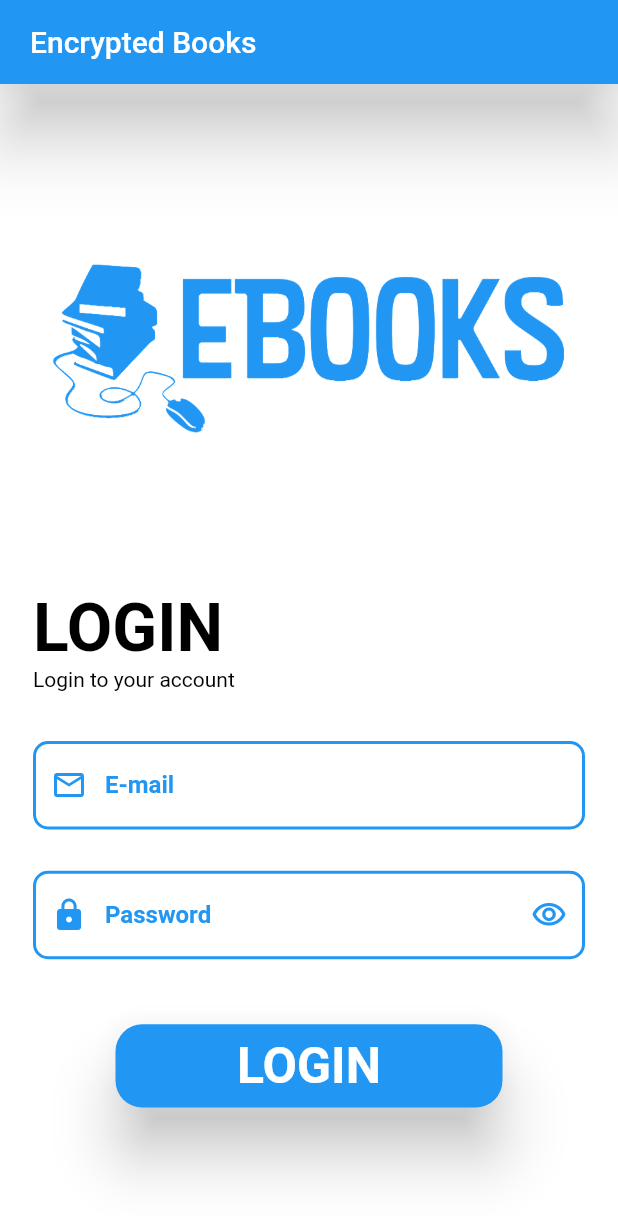
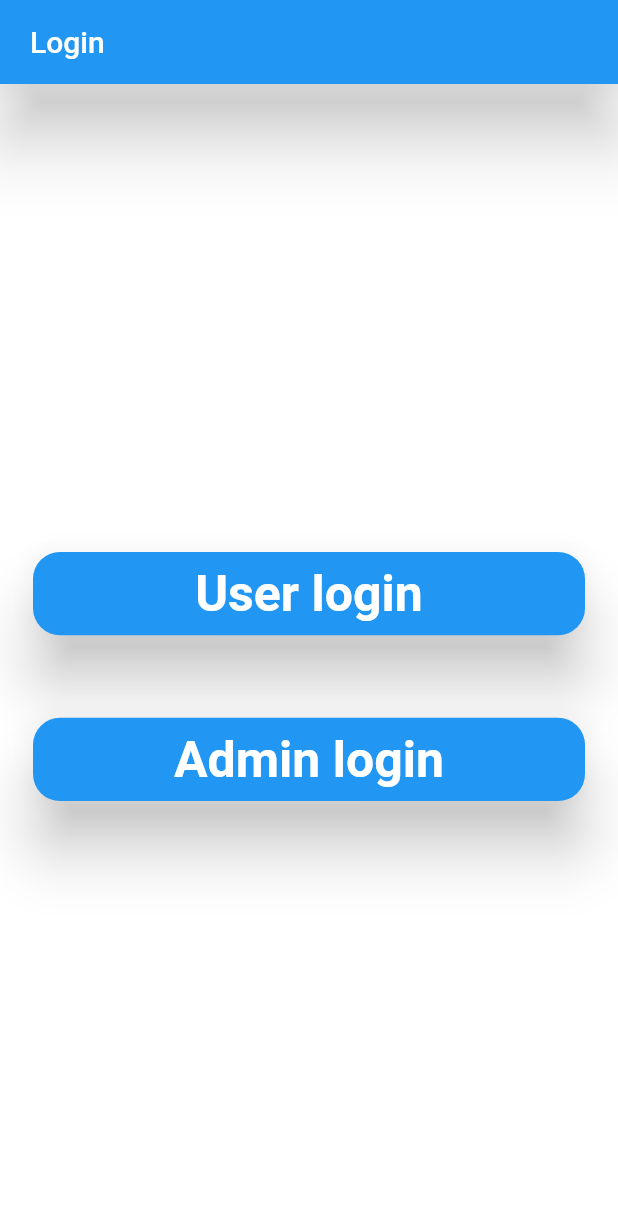
Before and after one commit to Mohammedomargallya39/Encrypted_Books, a Flutter app: the OnBoardingScreen screen opened directly, after a tap on the "arrow forward ios" icon, after a tap on "SKIP", on a phone screen of 412 x 824 dp. Shown: the top 1216 px of the screen. Run offline on Flutter 3.47's test engine with Material 2 defaults, Android fonts, the phone set to English and light mode, and no system bars; our stand-ins replace bloc, conditional_builder_null_safety, dio, flutter_bloc, fluttertoast, hexcolor and 2 more; accounts and stored records are empty; Roboto replaces fonts that are missing (EncryptionFont).

Commit message:
some edits on setting_screen and starting in admin interface

```diff
--- a/lib/lib/modules/encrypted_home_screen/encrypted_home.dart
+++ b/lib/lib/modules/encrypted_home_screen/encrypted_home.dart
@@ -1,7 +1,7 @@
 import 'package:flutter/material.dart';
 import 'package:hexcolor/hexcolor.dart';
 import 'package:social/lib/modules/help_screen/help_screen.dart';
-import 'package:social/lib/modules/login_screen/login_screen.dart';
+import 'package:social/lib/modules/login_screen/user_login_screen.dart';
 import 'package:social/lib/modules/profile_screen/profile_screen.dart';
 import 'package:social/lib/modules/settings_screen/settings_screen.dart';
 import 'package:social/lib/shared/components/components.dart';
@@ -381,7 +381,7 @@ class CustomListSignOut extends StatelessWidget{
           ),
           onTap: ()
           {
-            navigateAndEnd(context, EncryptionLoginScreen());
+            navigateAndEnd(context, UserLoginScreen());
           }
           ,
         ),
--- a/lib/lib/modules/login_screen/cubit/cubit.dart
+++ b/lib/lib/modules/login_screen/cubit/cubit.dart
@@ -4,7 +4,7 @@ import 'package:flutter_bloc/flutter_bloc.dart';
 import 'package:social/lib/models/login_model.dart';
 import 'package:social/lib/modules/login_screen/cubit/states.dart';
 
-
+//                         'user login'
 class EncryptionLoginCubit extends Cubit<EncryptionStates>
 {
   EncryptionLoginCubit() : super(EncryptionLoginInitialState());
@@ -32,3 +32,6 @@ class EncryptionLoginCubit extends Cubit<EncryptionStates>
     emit(EncryptionChangeLoginSuffixState());
   }
 }
+
+
+//                        'admin login'
--- a/lib/lib/modules/login_screen/login_screen.dart
+++ b/lib/lib/modules/login_screen/login_screen.dart
@@ -1,156 +1,31 @@
-import 'package:conditional_builder_null_safety/conditional_builder_null_safety.dart';
 import 'package:flutter/cupertino.dart';
 import 'package:flutter/material.dart';
-import 'package:flutter/services.dart';
-import 'package:flutter_bloc/flutter_bloc.dart';
-import 'package:social/lib/modules/encrypted_home_screen/encrypted_home.dart';
-import 'package:social/lib/modules/login_screen/cubit/cubit.dart';
-import 'package:social/lib/modules/login_screen/cubit/states.dart';
+import 'package:social/lib/modules/login_screen/user_login_screen.dart';
 import 'package:social/lib/shared/components/components.dart';
 import 'package:social/lib/shared/styles/colors.dart';
 
+import 'admin_login_screen.dart';
 
-
-class EncryptionLoginScreen extends StatelessWidget {
-
-
-
-  var emailController =     TextEditingController();
-  var passwordController =  TextEditingController();
-  var formKey = GlobalKey<FormState>();
-
-  EncryptionLoginScreen({Key? key}) : super(key: key);
-
+class LoginScreen extends StatelessWidget {
+  const LoginScreen({Key? key}) : super(key: key);
 
   @override
   Widget build(BuildContext context) {
-    return BlocProvider(
-      create: (context) => EncryptionLoginCubit(),
-      child: BlocConsumer<EncryptionLoginCubit,EncryptionStates>
-        (
-        listener: (context,state){},
-        builder: (context,state)
-        {
-          var cubit = EncryptionLoginCubit.get(context);
     return Scaffold(
-            appBar: AppBar(title: const Text('Encrypted Books'),),
-            body: SingleChildScrollView(
+      appBar: AppBar(
+        title: const Text(
+            'Login'),
+      ),
+      body: Center(
         child: Padding(
-                padding: const EdgeInsets.all(22.0),
+          padding: const EdgeInsets.fromLTRB(22, 22, 22, 0),
           child: Column(
-                  crossAxisAlignment: CrossAxisAlignment.start,
-                  children:
-                  [
-
-                    Center(
-                      child: Container(
-                        width: double.infinity,
-                        height: 300.0,
-                        child: const Image(
-                          color: defaultColor,
-                          image: AssetImage('assets/images/ebook.png',),
-                          height: 90.0,
-                          width: 90.0,
-                        ),
-                      ),
-                    ),
-
-                    const SizedBox(
-                      height: 15.0,
-                    ),
-
-                    const Text('LOGIN', style: TextStyle(fontSize: 44 , fontWeight: FontWeight.bold),),
-                    Text('Login to your account',
-                      style: Theme.of(context).textTheme.bodyText2,
-                    ),
-                    const SizedBox(height: 33.0,),
-                    defaultFormField(
-                      maxLines: 1,
-                       text: 'E-mail',
-                        controller: emailController,
-                        prefix: Icons.email_outlined,
-                        validate: (String value)
-                        {
-                          if(value.isEmpty)
-                          {
-                            return 'E-mail must not be empty';
-                          }
-                        },
-                        type: TextInputType.emailAddress,
-                      context: context,),
-
-                    const SizedBox(height: 27.5,),
-
-//
-// defaultFormField(
-//     text: 'Password',
-//
-//     controller: passwordController,
-//     prefix: Icons.lock,
-//    // suffix: cubit.suffix,
-//     suffixPressed: ()
-//     {
-//    //   cubit.changeSuffix();
-//     },
-//     // onSubmit: (String value)
-//     // {
-//     //
-//     // },
-//     validate: (String value)
-//     {
-//       if (value.isEmpty)
-//       {
-//         return 'password must not be empty';
-//       }
-//     },
-//     type: TextInputType.visiblePassword,
-//  // isPassword: cubit.isPassword,
-//
-// ),
-
-                    defaultFormField(
-                        maxLines: 1,
-                        isPassword: cubit.isPassword,
-                        text: 'Password',
-                        controller: passwordController,
-                        prefix: Icons.lock,
-                        suffix: cubit.suffix,
-                        suffixPressed: () {
-                          cubit.changeSuffix();
-                        },
-                        validate: (String value) {
-                          if (value.isEmpty) {
-                            return 'password must not be empty';
-                          }
-                        },
-
-                        onSubmit: (String value) {
-                          if (formKey.currentState!.validate()) {
-                            cubit.userLogin(
-                                email: emailController.text,
-                                password: passwordController.text);
-                          }
-                        },
-
-                        type: TextInputType.visiblePassword,
-
-                        context: context),
-
-
-                    const SizedBox(height: 33.33,),
-
-
-                    Center(
-                      child: Padding(
-                        padding: const EdgeInsets.fromLTRB(55,10,55,0),
-                        child: Container(
-                          //color: Colors.blue.shade400,
+            mainAxisAlignment: MainAxisAlignment.center,
+            children: <Widget>[
+              SizedBox(
                 width: double.infinity,
                 height: 55.55,
-                          child: ConditionalBuilder(
-                            condition: state is! EncryptionLoginLoadingState ,
-                            builder: (context)=>
-                                MaterialButton(
+                child: MaterialButton(
                   shape: RoundedRectangleBorder(
                     borderRadius: BorderRadius.circular(18.0),
                   ),
@@ -158,10 +33,10 @@ class EncryptionLoginScreen extends StatelessWidget {
                   color: defaultColor,
                   onPressed: ()
                   {
-                                 navigateAndEnd(context, const EncryptionLayout());
+                    navigateTo(context, UserLoginScreen());
                   },
 
-                                child: const Text('LOGIN',
+                  child: const Text('User login',
                     style: TextStyle(
                       color: Colors.white,
                       fontSize: 33.33,
@@ -169,33 +44,37 @@ class EncryptionLoginScreen extends StatelessWidget {
                     ),
                   ),
                 ),
-                            fallback: (context)=> const Center(child: CircularProgressIndicator()),
+              ),
+              const SizedBox(height: 55),
+              SizedBox(
+                width: double.infinity,
+                height: 55.55,
+                child: MaterialButton(
+                  shape: RoundedRectangleBorder(
+                    borderRadius: BorderRadius.circular(18.0),
+                  ),
+                  elevation: 17.5,
+                  color: defaultColor,
+                  onPressed: ()
+                  {
+                    navigateTo(context, const AdminLoginScreen());
+                  },
 
-                          )
+                  child: const Text('Admin login',
+                    style: TextStyle(
+                      color: Colors.white,
+                      fontSize: 33.33,
+                      fontWeight: FontWeight.bold,
                     ),
                   ),
                 ),
-                    // const SizedBox(height: 33.33,),
-                    // Row(
-                    //   mainAxisAlignment: MainAxisAlignment.center,
-                    //   children: [
-                    //     const Text('Don\'t have an account?'),
-                    //     TextButton(onPressed: ()
-                    //     {
-                    //       navigateTo(context, EncryptionRegisterScreen());
-                    //     },
-                    //         child: const Text('Register now'))
-                    //   ],
-                    // ),
+              ),
+
+
             ],
           ),
         ),
       ),
-          );
-
-        },
-      ),
-
 
     );
   }
--- a/lib/lib/modules/onboarding_screen/on_boarding_screen.dart
+++ b/lib/lib/modules/onboarding_screen/on_boarding_screen.dart
@@ -2,10 +2,11 @@
 import 'package:flutter/material.dart';
 import 'package:flutter/services.dart';
 import 'package:smooth_page_indicator/smooth_page_indicator.dart';
+import 'package:social/lib/modules/login_screen/login_screen.dart';
 import 'package:social/lib/shared/components/components.dart';
 import 'package:social/lib/shared/network/local/cache_helper.dart';
 
-import '../login_screen/login_screen.dart';
+import '../login_screen/user_login_screen.dart';
 class onBoardingModel{
   final String title;
   final String image;
@@ -39,7 +40,7 @@ class OnBoardingScreen extends StatelessWidget {
      {
        if(value)
        {
-         navigateAndEnd(context, EncryptionLoginScreen());
+         navigateAndEnd(context, const LoginScreen());
        }
      });
    }
--- a/lib/lib/modules/profile_screen/details_photo_screen.dart
+++ b/lib/lib/modules/profile_screen/details_photo_screen.dart
@@ -13,8 +13,6 @@ class DetailsPhotoDetails extends StatelessWidget {
             'https://scontent.fcai20-5.fna.fbcdn.net/v/t1.6435-9/127647071_1017495768677466_7815514853870818408_n.jpg?_nc_cat=108&ccb=1-5&_nc_sid=8bfeb9&_nc_eui2=AeFRgzSgXqtOH1nplAvb_j8rE3Ks6IOpkVgTcqzog6mRWInNV_LK7qlPxrMCf1BvQKxWye6pjuVb81LLAKZZ33AO&_nc_ohc=6blo7UWUIzEAX-oiQlP&_nc_ht=scontent.fcai20-5.fna&oh=a1c9a8601f16af5247813b7dd97093dc&oe=61973284',
           ),
         ),
-
-
         onTap: ()
         {
           Navigator.pop(context);
--- a/lib/main.dart
+++ b/lib/main.dart
@@ -3,10 +3,11 @@ import 'package:flutter/cupertino.dart';
 import 'package:flutter/material.dart';
 import 'package:flutter_bloc/flutter_bloc.dart';
 import 'package:social/lib/cubit/cubit.dart';
-import 'package:social/lib/modules/login_screen/login_screen.dart';
+import 'package:social/lib/modules/login_screen/user_login_screen.dart';
 import 'package:social/lib/modules/onboarding_screen/on_boarding_screen.dart';
 import 'package:social/lib/shared/bloc_observer.dart';
 import 'package:social/lib/shared/styles/themes.dart';
+import 'lib/modules/login_screen/login_screen.dart';
 import 'lib/shared/cubit/cubit.dart';
 import 'lib/shared/cubit/states.dart';
 import 'lib/shared/network/local/cache_helper.dart';
@@ -52,7 +53,7 @@ class MyApp extends StatelessWidget {
             theme: lightTheme,
             darkTheme: darkTheme,
             themeMode: ThemeCubit.get(context).isDark ? ThemeMode.dark : ThemeMode.light,
-            home: onBoarding ? EncryptionLoginScreen() : OnBoardingScreen(),
+            home: onBoarding ? const LoginScreen() : OnBoardingScreen(),
           );
         },
       ),
```
Also changed, not shown: lib/lib/modules/login_screen/admin_login_screen.dart (added, +16 -0 lines), lib/lib/modules/login_screen/user_login_screen.dart (added, +202 -0 lines), lib/lib/modules/settings_screen/settings_screen.dart (+8 -12 lines). Lines whose indentation alone changed are shown as unchanged.
